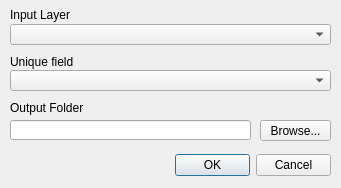
thangqd/HCMGIS, file forms/hcmgis_split_form.ui: the form before one commit.
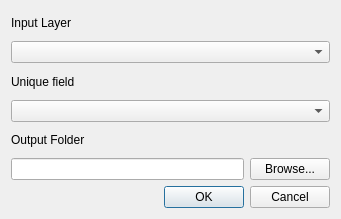
The form after the commit. Custom widgets are drawn as their Qt base class.

The edit to the form file:
```diff
--- a/forms/hcmgis_split_form.ui
+++ b/forms/hcmgis_split_form.ui
@@ -13,7 +13,7 @@
     <x>0</x>
     <y>0</y>
     <width>341</width>
-    <height>188</height>
+    <height>219</height>
    </rect>
   </property>
   <property name="mouseTracking">
@@ -22,90 +22,41 @@
   <property name="windowTitle">
    <string>Split Layers</string>
   </property>
-  <widget class="QDialogButtonBox" name="BtnOKCancel">
-   <property name="geometry">
-    <rect>
-     <x>175</x>
-     <y>150</y>
-     <width>156</width>
-     <height>31</height>
-    </rect>
-   </property>
-   <property name="standardButtons">
-    <set>QDialogButtonBox::Cancel|QDialogButtonBox::Ok</set>
-   </property>
-  </widget>
+  <layout class="QVBoxLayout" name="verticalLayout">
+   <item>
   <widget class="QLabel" name="LblInput">
-   <property name="geometry">
-    <rect>
-     <x>10</x>
-     <y>7</y>
-     <width>321</width>
-     <height>16</height>
-    </rect>
-   </property>
    <property name="text">
     <string>Input Layer</string>
    </property>
   </widget>
-  <widget class="QgsMapLayerComboBox" name="CboInput">
-   <property name="geometry">
-    <rect>
-     <x>10</x>
-     <y>24</y>
-     <width>321</width>
-     <height>21</height>
-    </rect>
-   </property>
-  </widget>
+   </item>
+   <item>
+    <widget class="QgsMapLayerComboBox" name="CboInput"/>
+   </item>
+   <item>
   <widget class="QLabel" name="LblOutput_2">
-   <property name="geometry">
-    <rect>
-     <x>10</x>
-     <y>54</y>
-     <width>321</width>
-     <height>16</height>
-    </rect>
-   </property>
    <property name="text">
     <string>Unique field</string>
    </property>
   </widget>
-  <widget class="QgsFieldComboBox" name="CboField">
-   <property name="geometry">
-    <rect>
-     <x>10</x>
-     <y>70</y>
-     <width>321</width>
-     <height>21</height>
-    </rect>
-   </property>
-  </widget>
+   </item>
+   <item>
+    <widget class="QgsFieldComboBox" name="CboField"/>
+   </item>
+   <item>
   <widget class="QLabel" name="LblOutput_3">
-   <property name="geometry">
-    <rect>
-     <x>10</x>
-     <y>100</y>
-     <width>321</width>
-     <height>16</height>
-    </rect>
-   </property>
    <property name="text">
     <string>Output Folder</string>
    </property>
   </widget>
+   </item>
+   <item>
+    <layout class="QGridLayout" name="gridLayout">
+     <item row="0" column="0">
   <widget class="QLineEdit" name="LinOutputFolder">
    <property name="enabled">
     <bool>true</bool>
    </property>
-   <property name="geometry">
-    <rect>
-     <x>10</x>
-     <y>120</y>
-     <width>241</width>
-     <height>20</height>
-    </rect>
-   </property>
    <property name="mouseTracking">
     <bool>true</bool>
    </property>
@@ -122,18 +73,12 @@
     <bool>false</bool>
    </property>
   </widget>
+     </item>
+     <item row="0" column="1">
   <widget class="QPushButton" name="BtnOutputFolder">
    <property name="enabled">
     <bool>true</bool>
    </property>
-   <property name="geometry">
-    <rect>
-     <x>260</x>
-     <y>120</y>
-     <width>71</width>
-     <height>21</height>
-    </rect>
-   </property>
    <property name="font">
     <font>
      <weight>50</weight>
@@ -144,6 +89,17 @@
     <string>Browse...</string>
    </property>
   </widget>
+     </item>
+    </layout>
+   </item>
+   <item>
+    <widget class="QDialogButtonBox" name="BtnOKCancel">
+     <property name="standardButtons">
+      <set>QDialogButtonBox::Cancel|QDialogButtonBox::Ok</set>
+     </property>
+    </widget>
+   </item>
+  </layout>
  </widget>
  <customwidgets>
   <customwidget>
```
Lines whose indentation alone changed are shown as unchanged.
